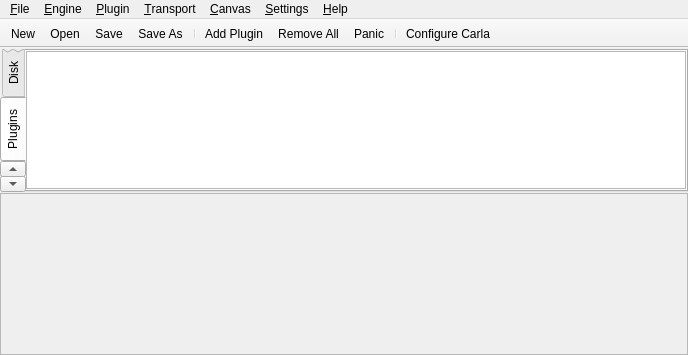
Above: resources/ui/carla_host.ui from falkTX/Carla before the change. Below: the same form after it.
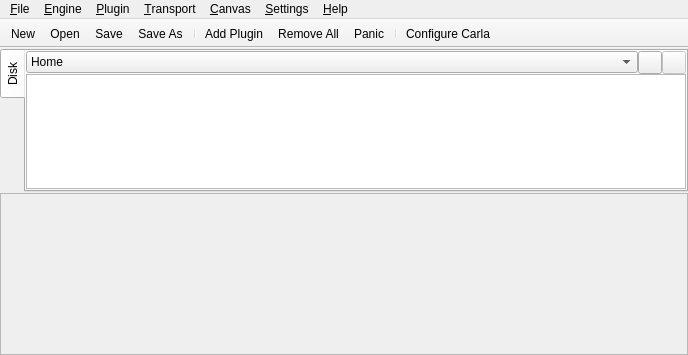
That is the form after the change. The open tabs and pages were chosen to show the change. Icons and pictures are not drawn. Custom widgets are drawn as their Qt base class.

Commit message: Remove unused tabs

The edit to the form file:
```diff
--- a/resources/ui/carla_host.ui
+++ b/resources/ui/carla_host.ui
@@ -136,70 +136,6 @@
             </item>
            </layout>
           </widget>
-          <widget class="QWidget" name="plugins">
-           <attribute name="title">
-            <string>Plugins</string>
-           </attribute>
-           <layout class="QVBoxLayout" name="verticalLayout">
-            <property name="spacing">
-             <number>0</number>
-            </property>
-            <property name="leftMargin">
-             <number>0</number>
-            </property>
-            <property name="topMargin">
-             <number>0</number>
-            </property>
-            <property name="rightMargin">
-             <number>0</number>
-            </property>
-            <property name="bottomMargin">
-             <number>1</number>
-            </property>
-            <item>
-             <widget class="QListWidget" name="lw_plugins">
-              <property name="editTriggers">
-               <set>QAbstractItemView::NoEditTriggers</set>
-              </property>
-              <property name="showDropIndicator" stdset="0">
-               <bool>false</bool>
-              </property>
-              <property name="dragEnabled">
-               <bool>true</bool>
-              </property>
-              <property name="dragDropMode">
-               <enum>QAbstractItemView::DragOnly</enum>
-              </property>
-              <property name="selectionBehavior">
-               <enum>QAbstractItemView::SelectRows</enum>
-              </property>
-              <property name="iconSize">
-               <size>
-                <width>150</width>
-                <height>50</height>
-               </size>
-              </property>
-              <property name="textElideMode">
-               <enum>Qt::ElideMiddle</enum>
-              </property>
-              <property name="movement">
-               <enum>QListView::Static</enum>
-              </property>
-              <property name="flow">
-               <enum>QListView::TopToBottom</enum>
-              </property>
-              <property name="viewMode">
-               <enum>QListView::IconMode</enum>
-              </property>
-             </widget>
-            </item>
-           </layout>
-          </widget>
-          <widget class="QWidget" name="presets">
-           <attribute name="title">
-            <string>Presets</string>
-           </attribute>
-          </widget>
          </widget>
         </item>
         <item>
```
